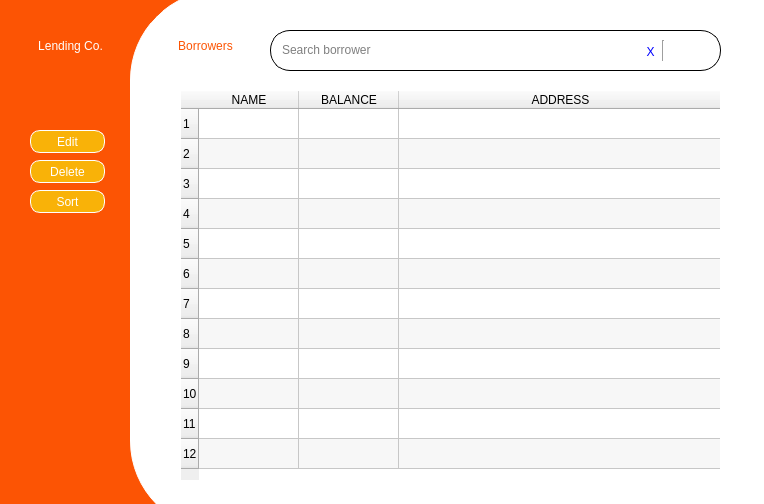
Qt form UI File/borrowers.ui (edenroseFR/Personalized-Lending-System) before a commit.
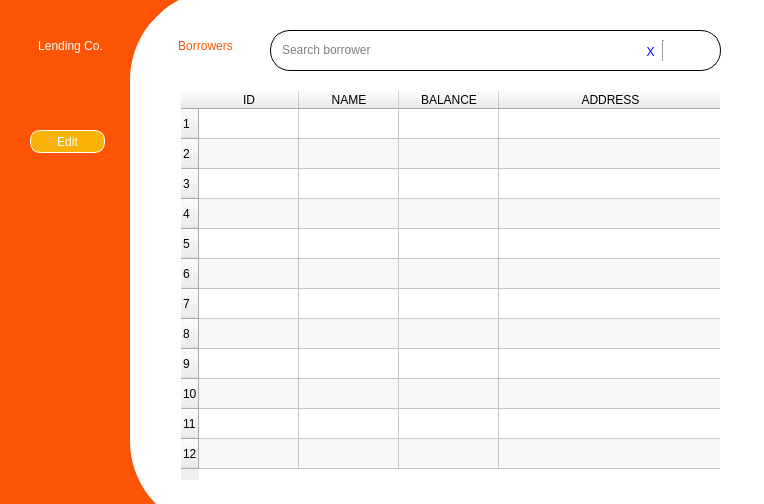
The same form after that commit. Icons and pictures are not drawn.

Commit message: borrower's page updated

What changed in the file:
```diff
--- a/UI File/borrowers.ui
+++ b/UI File/borrowers.ui
@@ -132,6 +132,11 @@
        <row/>
        <row/>
        <row/>
+       <column>
+        <property name="text">
+         <string>ID</string>
+        </property>
+       </column>
        <column>
         <property name="text">
          <string>NAME</string>
@@ -322,74 +327,6 @@
       <bool>false</bool>
      </property>
     </widget>
-    <widget class="QPushButton" name="deleteButton">
-     <property name="geometry">
-      <rect>
-       <x>30</x>
-       <y>160</y>
-       <width>75</width>
-       <height>23</height>
-      </rect>
-     </property>
-     <property name="styleSheet">
-      <string notr="true">#deleteButton{
-color: white;
-background-color: #f9b208;
-border: 1px solid white;
-border-radius: 10px;
-}</string>
-     </property>
-     <property name="text">
-      <string>Delete</string>
-     </property>
-     <property name="icon">
-      <iconset>
-       <normaloff>../img/delete.svg</normaloff>../img/delete.svg</iconset>
-     </property>
-     <property name="iconSize">
-      <size>
-       <width>25</width>
-       <height>25</height>
-      </size>
-     </property>
-     <property name="flat">
-      <bool>false</bool>
-     </property>
-    </widget>
-    <widget class="QPushButton" name="sortButton">
-     <property name="geometry">
-      <rect>
-       <x>30</x>
-       <y>190</y>
-       <width>75</width>
-       <height>23</height>
-      </rect>
-     </property>
-     <property name="styleSheet">
-      <string notr="true">#sortButton{
-color: white;
-background-color: #f9b208;
-border: 1px solid white;
-border-radius: 10px;
-}</string>
-     </property>
-     <property name="text">
-      <string>Sort</string>
-     </property>
-     <property name="icon">
-      <iconset>
-       <normaloff>../img/delete.svg</normaloff>../img/delete.svg</iconset>
-     </property>
-     <property name="iconSize">
-      <size>
-       <width>25</width>
-       <height>25</height>
-      </size>
-     </property>
-     <property name="flat">
-      <bool>false</bool>
-     </property>
-    </widget>
     <widget class="QPushButton" name="home">
      <property name="geometry">
       <rect>
```
The commit also changes 12 other files.
